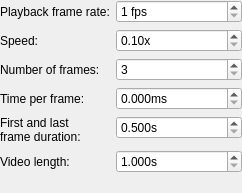
This is replayrecordersettingswidget.ui in benwh1/cubesim as Qt 5 draws it before an edit. The edited form follows.
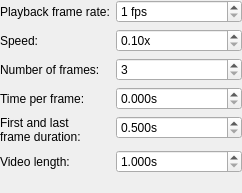
This is the edited form.

Commit message: Change timePerFrame to be in seconds to match the other options

Diff of the .ui file:
```diff
--- a/replayrecordersettingswidget.ui
+++ b/replayrecordersettingswidget.ui
@@ -105,13 +105,16 @@
    <item row="3" column="1">
     <widget class="QDoubleSpinBox" name="timePerFrameSpinBox">
      <property name="suffix">
-      <string>ms</string>
+      <string>s</string>
      </property>
      <property name="decimals">
       <number>3</number>
      </property>
      <property name="maximum">
-      <double>86400000.000000000000000</double>
+      <double>3600.000000000000000</double>
+     </property>
+     <property name="singleStep">
+      <double>0.001000000000000</double>
      </property>
     </widget>
    </item>
```
The commit also changes 2 other files.
